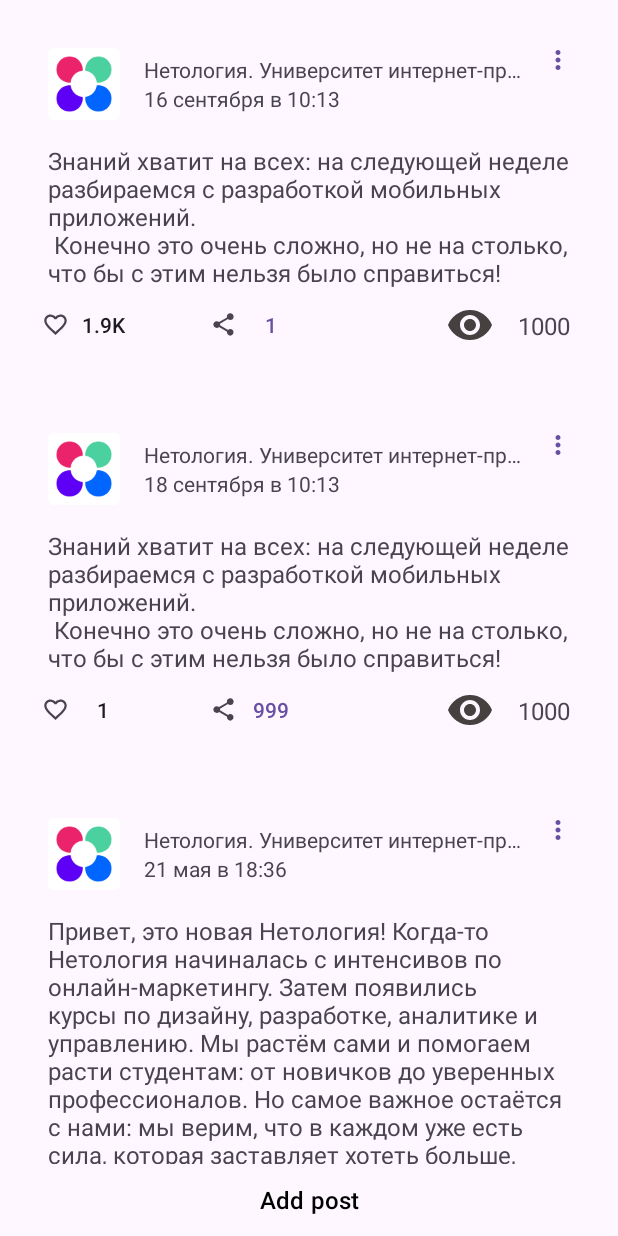
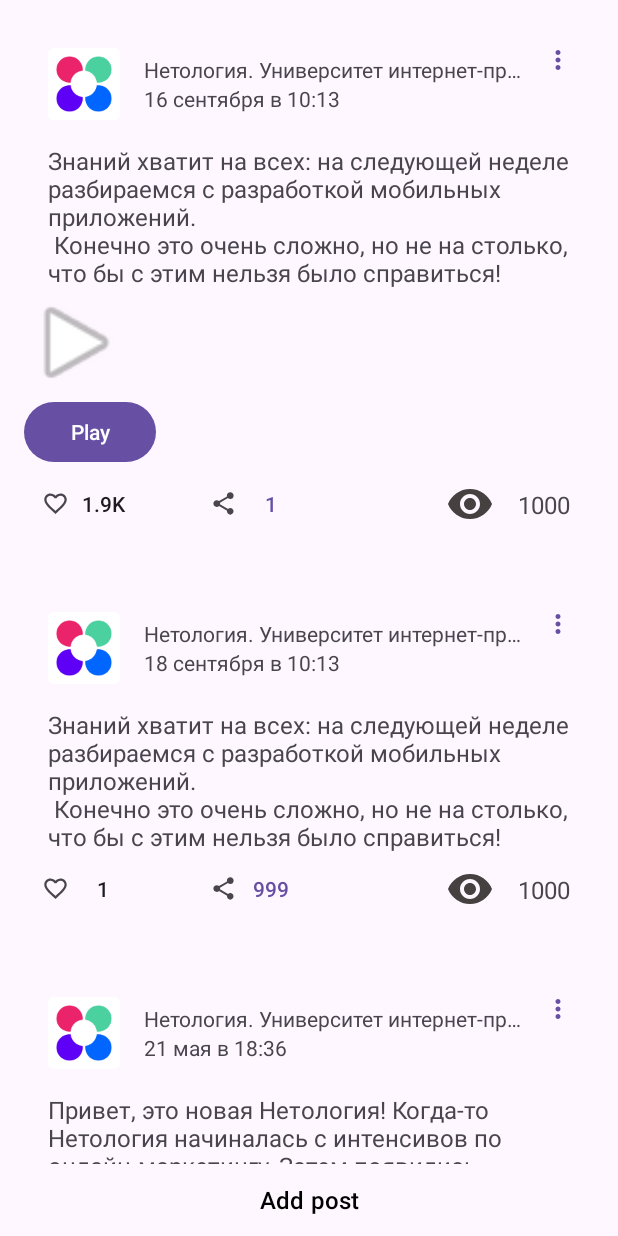
Before and after one commit to xxxx90/Nmedia, an Android app: the screen it shows after launch (MainActivity), on a phone screen of 412 x 824 dp. Run offline under Robolectric (Android 15) with nearby library versions, the phone set to English and light mode, and no system bars.

Commit message:
Task_9.2

```diff
--- a/app/src/main/java/ru/netology/nmedia/adapter/PostsAdapter.kt
+++ b/app/src/main/java/ru/netology/nmedia/adapter/PostsAdapter.kt
@@ -1,8 +1,13 @@
 package ru.netology.nmedia.adapter
 
+import android.content.Context
+import android.content.Intent
+import android.net.Uri
 import android.view.LayoutInflater
 import android.view.ViewGroup
 import androidx.appcompat.widget.PopupMenu
+import androidx.core.content.ContextCompat.startActivity
+import androidx.core.view.isVisible
 import androidx.recyclerview.widget.DiffUtil
 import androidx.recyclerview.widget.ListAdapter
 import androidx.recyclerview.widget.RecyclerView
@@ -16,7 +21,8 @@ interface OnInteractionListener {
     fun onRemove(post: Post)
     fun onEdit(post: Post)
     fun onShare(post: Post)
-  //  fun cancell(empty: Post)
+
+    fun play (post: Post)
 }
 
 
@@ -49,7 +55,7 @@ class PostViewHolder(
         //    textLikes.text = transform(post.likes)
             imageShare.text = transform(post.share)
 
-
+groupVideo.isVisible=!post.videoUrl.isNullOrEmpty()
             like.isChecked=post.likedByMe
 //            like.setImageResource(
 //                if (post.likedByMe) R.drawable.baseline_favorite_red else R.drawable.outline_favorite_border_24
@@ -63,6 +69,13 @@ class PostViewHolder(
 
                 //    post.copy(share =post.share+1)
                 onInteractionListener.onShare(post)
+
+            }
+            groupVideo.setOnClickListener {
+                val txt = post.videoUrl
+
+                   startActivity( Intent(Intent.ACTION_VIEW, Uri.parse(txt)))
+
 
             }
             imgMenu.setOnClickListener {
@@ -89,6 +102,10 @@ class PostViewHolder(
             }
         }
 
+    }
+
+    private fun startActivity(intent: Intent) {
+        startActivity(intent)
     }
 
 
--- a/app/src/main/java/ru/netology/nmedia/dto/Post.kt
+++ b/app/src/main/java/ru/netology/nmedia/dto/Post.kt
@@ -9,6 +9,7 @@ data class Post(
     val likes: Int = 0,
     val likedByMe: Boolean = false,
     val share: Int = 0,
+    val videoUrl: String?=null,
 
 
 )
--- a/app/src/main/java/ru/netology/nmedia/repository/PostRepository.kt
+++ b/app/src/main/java/ru/netology/nmedia/repository/PostRepository.kt
@@ -9,6 +9,8 @@ interface PostRepository {
     fun share(id: Long)
     fun removeById (id: Long)
     fun save (post: Post)
+    fun play (post: Post)
+
 
   //  fun cancell(post: Post)
 }
--- a/app/src/main/java/ru/netology/nmedia/repository/PostRepositoryInMemoryImpl.kt
+++ b/app/src/main/java/ru/netology/nmedia/repository/PostRepositoryInMemoryImpl.kt
@@ -2,7 +2,6 @@ package ru.netology.nmedia.repository
 
 import androidx.lifecycle.LiveData
 import androidx.lifecycle.MutableLiveData
-import ru.netology.nmedia.R
 import ru.netology.nmedia.dto.Post
 
 class PostRepositoryInMemoryImpl : PostRepository {
@@ -16,6 +15,7 @@ class PostRepositoryInMemoryImpl : PostRepository {
             likes = 1999,
             likedByMe = false,
             share = 1,
+            videoUrl = "https://www.youtube.com/shorts/-WNg-R3AkDY"
         ),
         Post(
             id = nextId++,
@@ -75,10 +75,14 @@ class PostRepositoryInMemoryImpl : PostRepository {
         data.value = posts
     }
 
+    override fun play(post: Post) {
+
+    }
+
+
+
 //    override fun cancell(post: Post) {    }
 
-//    override fun cancell() {
-//    }
 
     override fun removeById(id: Long) {
         posts = posts.filter { it.id != id }
--- a/app/src/main/java/ru/netology/nmedia/viewmodel/PostViewModel.kt
+++ b/app/src/main/java/ru/netology/nmedia/viewmodel/PostViewModel.kt
@@ -36,6 +36,7 @@ class PostViewModel : ViewModel() {
 
     fun share(id: Long) = repository.share(id)
 
+    fun play (post: Post) = repository.play(post)
     fun removeById(id: Long) = repository.removeById(id)
 
     fun cancell(){
--- a/app/src/main/res/layout/activity_main.xml
+++ b/app/src/main/res/layout/activity_main.xml
@@ -42,5 +42,28 @@
         app:barrierDirection="top"
         app:constraint_referenced_ids=" save" />
 
+    <androidx.constraintlayout.widget.Group
+        android:id="@+id/groupVideo"
+        android:layout_width="wrap_content"
+        android:layout_height="wrap_content"
+        android:visibility="invisible"
+        app:constraint_referenced_ids="buttonPlay,imageVideo" />
+
+    <ImageView
+        android:id="@+id/imageVideo"
+        android:layout_width="70dp"
+        android:layout_height="71dp"
+        app:layout_constraintStart_toStartOf="parent"
+        app:layout_constraintTop_toBottomOf="@+id/content"
+        app:srcCompat="@android:drawable/ic_media_play" />
+
+    <Button
+        android:id="@+id/buttonPlay"
+        android:layout_width="wrap_content"
+        android:layout_height="wrap_content"
+        android:text="@string/play"
+        app:layout_constraintStart_toStartOf="parent"
+        app:layout_constraintTop_toBottomOf="@+id/imageVideo" />
+
 
 </androidx.constraintlayout.widget.ConstraintLayout>
--- a/app/src/main/res/layout/card_post.xml
+++ b/app/src/main/res/layout/card_post.xml
@@ -4,7 +4,8 @@
     xmlns:tools="http://schemas.android.com/tools"
     android:layout_width="match_parent"
     android:layout_height="wrap_content"
-    android:padding="@dimen/marg_16dp">
+    android:padding="@dimen/marg_16dp"
+    android:visibility="visible">
 
     <TextView
         android:id="@+id/author"
@@ -94,10 +95,9 @@
         android:checkable="true"
         android:contentDescription="@string/description_post_like"
         app:icon="@drawable/ic_like_button"
+        app:layout_constraintBottom_toBottomOf="parent"
         app:layout_constraintStart_toStartOf="parent"
-        app:layout_constraintTop_toBottomOf="@+id/content"
-        />
-
+        app:layout_constraintTop_toBottomOf="@+id/buttonPlay" />
 
 
     <com.google.android.material.button.MaterialButton
@@ -106,11 +106,10 @@
         android:layout_width="wrap_content"
         android:layout_height="wrap_content"
         android:layout_marginStart="24dp"
+        app:icon="@drawable/baseline_share_24"
         app:layout_constraintBottom_toBottomOf="@+id/like"
         app:layout_constraintStart_toEndOf="@+id/like"
-        app:layout_constraintTop_toTopOf="@+id/like"
-        app:icon="@drawable/baseline_share_24" />
-
+        app:layout_constraintTop_toTopOf="@+id/like" />
 
 
     <ImageView
@@ -135,4 +134,28 @@
         app:layout_constraintTop_toTopOf="@+id/like" />
 
 
+    <androidx.constraintlayout.widget.Group
+        android:id="@+id/groupVideo"
+        android:layout_width="wrap_content"
+        android:layout_height="wrap_content"
+        android:visibility="invisible"
+        app:constraint_referenced_ids="buttonPlay,imageVideo" />
+
+    <ImageView
+        android:id="@+id/imageVideo"
+        android:layout_width="70dp"
+        android:layout_height="71dp"
+        app:layout_constraintStart_toStartOf="parent"
+        app:layout_constraintTop_toBottomOf="@+id/content"
+        app:srcCompat="@android:drawable/ic_media_play" />
+
+    <Button
+        android:id="@+id/buttonPlay"
+        android:layout_width="wrap_content"
+        android:layout_height="wrap_content"
+        android:text="@string/play"
+        app:layout_constraintStart_toStartOf="parent"
+        app:layout_constraintTop_toBottomOf="@+id/imageVideo" />
+
+
 </androidx.constraintlayout.widget.ConstraintLayout>
--- a/app/src/main/res/values/strings.xml
+++ b/app/src/main/res/values/strings.xml
@@ -15,4 +15,5 @@
     <string name="description_post_menu">Post menu</string>
     <string name="description_post_like">Like</string>
     <string name="description_post_save">Save</string>
+    <string name="play">Play</string>
 </resources>
```
Also changed, not shown: app/src/main/java/ru/netology/nmedia/activity/MainActivity.kt (+29 -14 lines), app/src/main/java/ru/netology/nmedia/activity/NewPostActivity.kt (+16 -5 lines), 1 other file.
